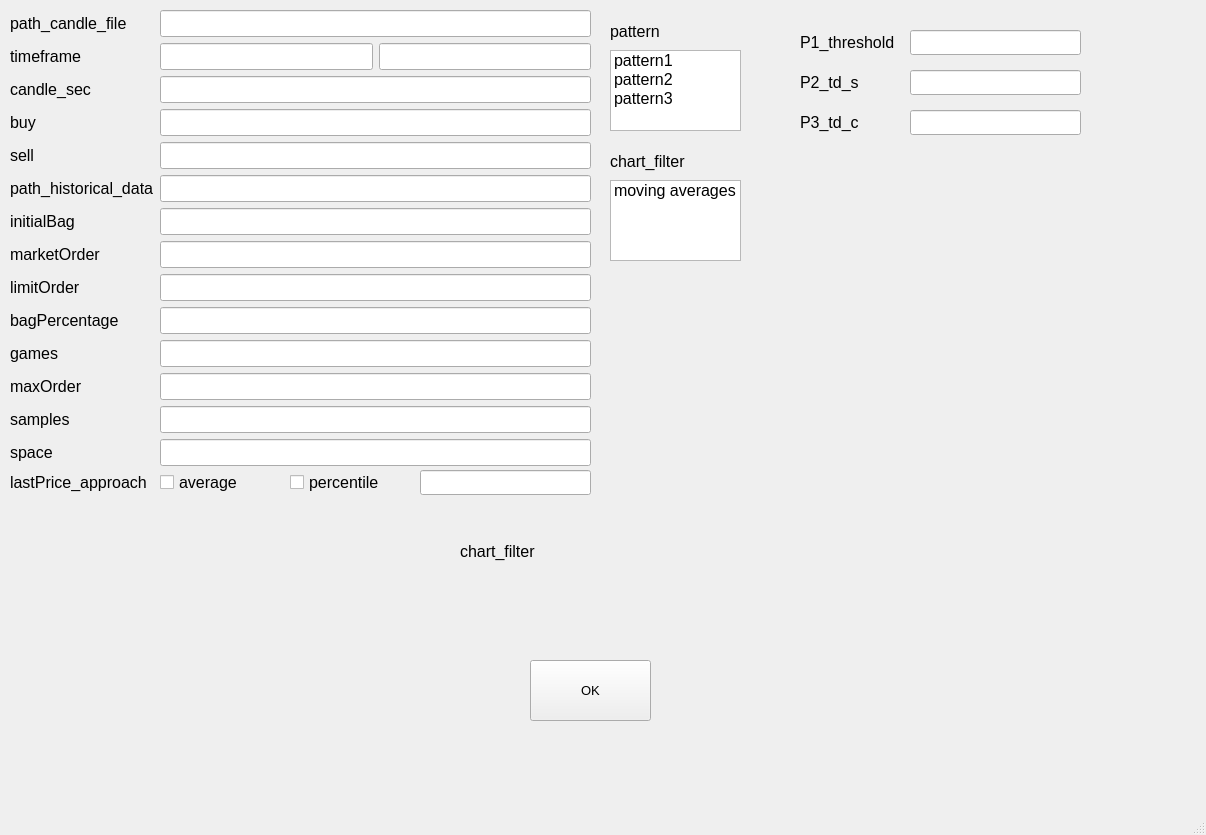
Qt form example.ui (lucasmoroliv/ta_machine) before a commit.
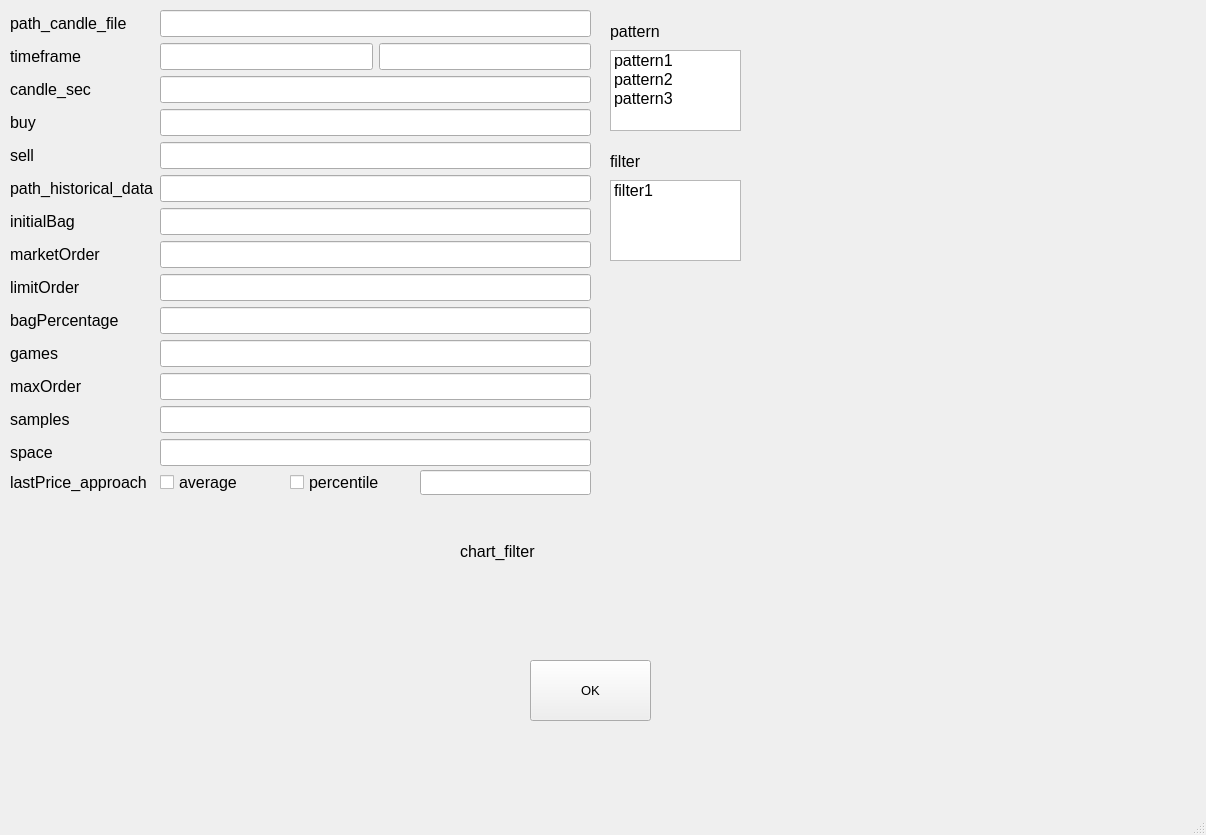
The same form after that commit.

Diff of the .ui file:
```diff
--- a/example.ui
+++ b/example.ui
@@ -584,123 +584,6 @@
      <string>lastPrice_approach</string>
     </property>
    </widget>
-   <widget class="QLineEdit" name="E_P1_threshold">
-    <property name="geometry">
-     <rect>
-      <x>910</x>
-      <y>30</y>
-      <width>171</width>
-      <height>25</height>
-     </rect>
-    </property>
-    <property name="font">
-     <font>
-      <pointsize>12</pointsize>
-     </font>
-    </property>
-   </widget>
-   <widget class="QLabel" name="L_P1_threshold">
-    <property name="geometry">
-     <rect>
-      <x>800</x>
-      <y>30</y>
-      <width>101</width>
-      <height>25</height>
-     </rect>
-    </property>
-    <property name="font">
-     <font>
-      <pointsize>12</pointsize>
-     </font>
-    </property>
-    <property name="layoutDirection">
-     <enum>Qt::LeftToRight</enum>
-    </property>
-    <property name="autoFillBackground">
-     <bool>false</bool>
-    </property>
-    <property name="text">
-     <string>P1_threshold</string>
-    </property>
-   </widget>
-   <widget class="QLabel" name="L_P2_td_s">
-    <property name="geometry">
-     <rect>
-      <x>800</x>
-      <y>70</y>
-      <width>101</width>
-      <height>25</height>
-     </rect>
-    </property>
-    <property name="font">
-     <font>
-      <pointsize>12</pointsize>
-     </font>
-    </property>
-    <property name="layoutDirection">
-     <enum>Qt::LeftToRight</enum>
-    </property>
-    <property name="autoFillBackground">
-     <bool>false</bool>
-    </property>
-    <property name="text">
-     <string>P2_td_s</string>
-    </property>
-   </widget>
-   <widget class="QLineEdit" name="E_P2_td_s">
-    <property name="geometry">
-     <rect>
-      <x>910</x>
-      <y>70</y>
-      <width>171</width>
-      <height>25</height>
-     </rect>
-    </property>
-    <property name="font">
-     <font>
-      <pointsize>12</pointsize>
-     </font>
-    </property>
-   </widget>
-   <widget class="QLabel" name="L_P3_td_c">
-    <property name="geometry">
-     <rect>
-      <x>800</x>
-      <y>110</y>
-      <width>101</width>
-      <height>25</height>
-     </rect>
-    </property>
-    <property name="font">
-     <font>
-      <pointsize>12</pointsize>
-     </font>
-    </property>
-    <property name="layoutDirection">
-     <enum>Qt::LeftToRight</enum>
-    </property>
-    <property name="autoFillBackground">
-     <bool>false</bool>
-    </property>
-    <property name="text">
-     <string>P3_td_c</string>
-    </property>
-   </widget>
-   <widget class="QLineEdit" name="E_P3_td_c">
-    <property name="geometry">
-     <rect>
-      <x>910</x>
-      <y>110</y>
-      <width>171</width>
-      <height>25</height>
-     </rect>
-    </property>
-    <property name="font">
-     <font>
-      <pointsize>12</pointsize>
-     </font>
-    </property>
-   </widget>
    <widget class="QListWidget" name="LI_pattern_2">
     <property name="geometry">
      <rect>
@@ -717,7 +600,7 @@
     </property>
     <item>
      <property name="text">
-      <string>moving averages</string>
+      <string>filter1</string>
      </property>
     </item>
    </widget>
@@ -742,7 +625,7 @@
      <bool>false</bool>
     </property>
     <property name="text">
-     <string>chart_filter</string>
+     <string>filter</string>
     </property>
    </widget>
   </widget>
```
